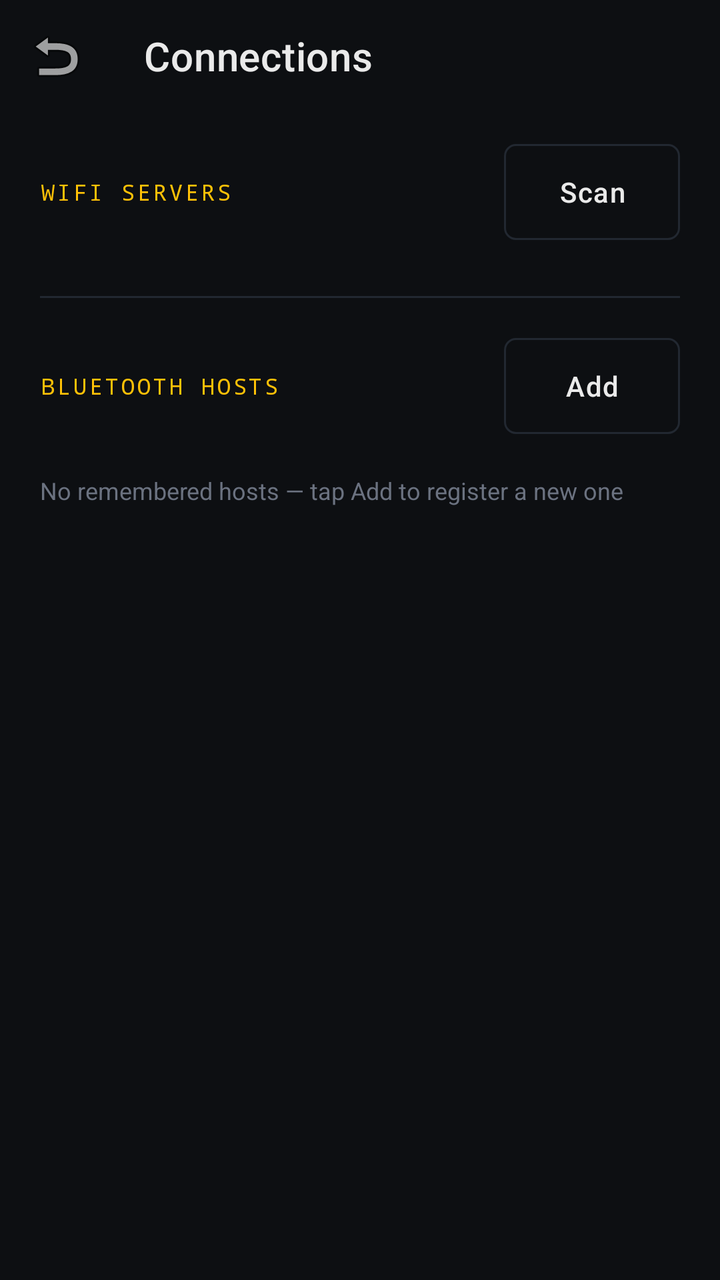
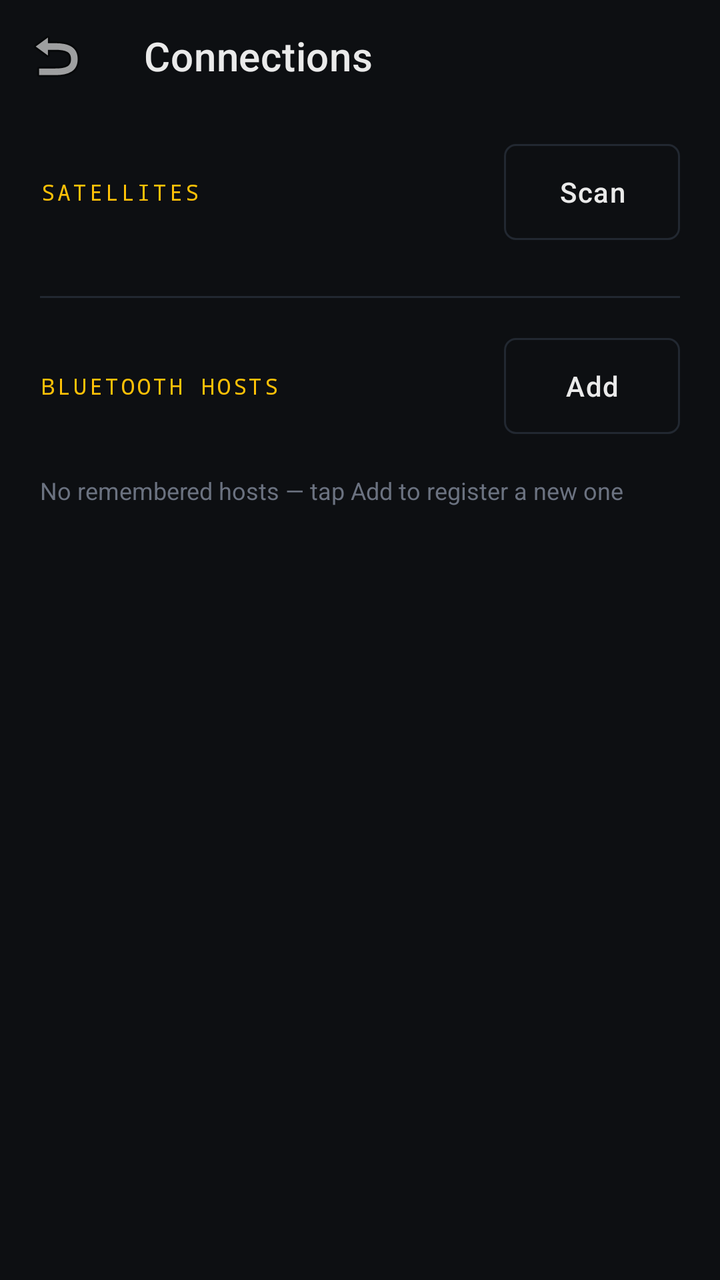

An Android layout rendered at two revisions. The XML below is the earlier revision; the diff shows what the commit changed to produce the second picture.
<!-- AndroidManifest.xml: activity theme Theme.Dish -->
<!-- res/layout/activity_connections.xml -->
<?xml version="1.0" encoding="utf-8"?>
<LinearLayout xmlns:android="http://schemas.android.com/apk/res/android"
    xmlns:app="http://schemas.android.com/apk/res-auto"
    android:layout_width="match_parent"
    android:layout_height="match_parent"
    android:orientation="vertical"
    android:background="@color/colorBackground"
    android:fitsSystemWindows="true">

    <com.google.android.material.appbar.MaterialToolbar
        android:id="@+id/toolbar"
        android:layout_width="match_parent"
        android:layout_height="?attr/actionBarSize"
        android:background="@color/colorBackground"
        app:title="Connections"
        app:titleTextColor="@color/colorOnSurface"
        app:navigationIcon="@android:drawable/ic_menu_revert" />

    <androidx.core.widget.NestedScrollView
        android:layout_width="match_parent"
        android:layout_height="0dp"
        android:layout_weight="1"
        android:paddingHorizontal="20dp"
        android:paddingVertical="16dp">

        <LinearLayout
            android:layout_width="match_parent"
            android:layout_height="wrap_content"
            android:orientation="vertical">

            
            <LinearLayout
                android:layout_width="match_parent"
                android:layout_height="wrap_content"
                android:orientation="horizontal"
                android:gravity="center_vertical">

                <TextView
                    android:layout_width="0dp"
                    android:layout_height="wrap_content"
                    android:layout_weight="1"
                    android:text="WIFI SERVERS"
                    android:textColor="@color/colorPrimary"
                    android:textSize="11sp"
                    android:fontFamily="monospace"
                    android:letterSpacing="0.12" />

                <com.google.android.material.button.MaterialButton
                    android:id="@+id/btnWifiScan"
                    style="@style/Widget.Dish.Button.Outlined"
                    android:layout_width="wrap_content"
                    android:layout_height="wrap_content"
                    android:text="Scan"
                    android:textAllCaps="false" />
            </LinearLayout>

            <LinearLayout
                android:id="@+id/llWifiList"
                android:layout_width="match_parent"
                android:layout_height="wrap_content"
                android:orientation="vertical"
                android:paddingTop="8dp" />

            <TextView
                android:id="@+id/tvWifiEmpty"
                android:layout_width="match_parent"
                android:layout_height="wrap_content"
                android:text="Tap Scan to find servers on your network"
                android:textColor="@color/colorMuted"
                android:textSize="12sp"
                android:paddingVertical="12dp"
                android:visibility="gone" />

            <View
                android:layout_width="match_parent"
                android:layout_height="1dp"
                android:layout_marginVertical="20dp"
                android:background="@color/colorOutline" />

            
            <LinearLayout
                android:layout_width="match_parent"
                android:layout_height="wrap_content"
                android:orientation="horizontal"
                android:gravity="center_vertical">

                <TextView
                    android:layout_width="0dp"
                    android:layout_height="wrap_content"
                    android:layout_weight="1"
                    android:text="BLUETOOTH HOSTS"
                    android:textColor="@color/colorPrimary"
                    android:textSize="11sp"
                    android:fontFamily="monospace"
                    android:letterSpacing="0.12" />

                <com.google.android.material.button.MaterialButton
                    android:id="@+id/btnBtAdd"
                    style="@style/Widget.Dish.Button.Outlined"
                    android:layout_width="wrap_content"
                    android:layout_height="wrap_content"
                    android:text="Add"
                    android:textAllCaps="false" />
            </LinearLayout>

            <LinearLayout
                android:id="@+id/llBtList"
                android:layout_width="match_parent"
                android:layout_height="wrap_content"
                android:orientation="vertical"
                android:paddingTop="8dp" />

            <TextView
                android:id="@+id/tvBtEmpty"
                android:layout_width="match_parent"
                android:layout_height="wrap_content"
                android:text="No remembered hosts — tap Add to register a new one"
                android:textColor="@color/colorMuted"
                android:textSize="12sp"
                android:paddingVertical="12dp" />
        </LinearLayout>
    </androidx.core.widget.NestedScrollView>
</LinearLayout>
<!-- resources referenced by this layout -->
<resources>
  <color name="colorBackground">#0D0F12</color>
  <color name="colorMuted">#6B7280</color>
  <color name="colorOnSurface">#EAEAEA</color>
  <color name="colorOutline">#222831</color>
  <color name="colorPrimary">#FFC107</color>
  <style name="Widget.Dish.Button.Outlined" parent="Widget.MaterialComponents.Button.OutlinedButton">
          <item name="backgroundTint">@android:color/transparent</item>
          <item name="android:textColor">@color/colorOnSurface</item>
          <item name="strokeColor">@color/colorOutline</item>
          <item name="strokeWidth">1dp</item>
          <item name="android:textAllCaps">true</item>
          <item name="android:letterSpacing">0.04</item>
          <item name="cornerRadius">6dp</item>
          <item name="android:insetTop">0dp</item>
          <item name="android:insetBottom">0dp</item>
          <item name="rippleColor">@color/colorPrimaryDark</item>
      </style>
  <style name="Theme.Dish" parent="Theme.MaterialComponents.DayNight.NoActionBar">
          <item name="colorPrimary">@color/colorPrimary</item>
          <item name="colorPrimaryVariant">@color/colorPrimaryDark</item>
          <item name="colorOnPrimary">@color/colorOnPrimary</item>
          <item name="colorSecondary">@color/colorPrimaryMid</item>
          <item name="colorSecondaryVariant">@color/colorPrimaryDark</item>
          <item name="colorOnSecondary">@color/colorOnSurface</item>
          <item name="colorSurface">@color/colorSurface</item>
          <item name="colorOnSurface">@color/colorOnSurface</item>
          <item name="colorError">@color/colorError</item>
          <item name="android:colorBackground">@color/colorBackground</item>
          <item name="android:windowBackground">@color/colorBackground</item>
          <item name="android:statusBarColor">@color/colorBackground</item>
          <item name="android:navigationBarColor">@color/colorBackground</item>
          
          <item name="materialButtonStyle">@style/Widget.Dish.Button</item>
      </style>
  <color name="colorPrimaryDark">#A65F1E</color>
  <color name="colorOnPrimary">#0D0F12</color>
  <color name="colorPrimaryMid">#C27A2C</color>
  <color name="colorSurface">#161A1F</color>
  <color name="colorError">#E74C3C</color>
  <style name="Widget.Dish.Button" parent="Widget.MaterialComponents.Button">
          <item name="backgroundTint">@color/colorPrimaryDark</item>
          <item name="android:textColor">@color/colorOnSurface</item>
          <item name="android:textAllCaps">true</item>
          <item name="android:letterSpacing">0.04</item>
          <item name="cornerRadius">6dp</item>
          <item name="android:insetTop">0dp</item>
          <item name="android:insetBottom">0dp</item>
          <item name="rippleColor">@color/colorPrimaryMid</item>
      </style>
</resources>

<!-- the commit's change to res/layout/activity_connections.xml (unified diff, before → after) -->
@@ -39,14 +39,14 @@
                     android:layout_width="0dp"
                     android:layout_height="wrap_content"
                     android:layout_weight="1"
-                    android:text="WIFI SERVERS"
+                    android:text="SATELLITES"
                     android:textColor="@color/colorPrimary"
                     android:textSize="11sp"
                     android:fontFamily="monospace"
                     android:letterSpacing="0.12" />
 
                 <com.google.android.material.button.MaterialButton
-                    android:id="@+id/btnWifiScan"
+                    android:id="@+id/btnSatelliteScan"
                     style="@style/Widget.Dish.Button.Outlined"
                     android:layout_width="wrap_content"
                     android:layout_height="wrap_content"
@@ -55,17 +55,17 @@
             </LinearLayout>
 
             <LinearLayout
-                android:id="@+id/llWifiList"
+                android:id="@+id/llSatelliteList"
                 android:layout_width="match_parent"
                 android:layout_height="wrap_content"
                 android:orientation="vertical"
                 android:paddingTop="8dp" />
 
             <TextView
-                android:id="@+id/tvWifiEmpty"
+                android:id="@+id/tvSatelliteEmpty"
                 android:layout_width="match_parent"
                 android:layout_height="wrap_content"
-                android:text="Tap Scan to find servers on your network"
+                android:text="Tap Scan to find satellites on your network"
                 android:textColor="@color/colorMuted"
                 android:textSize="12sp"
                 android:paddingVertical="12dp"
